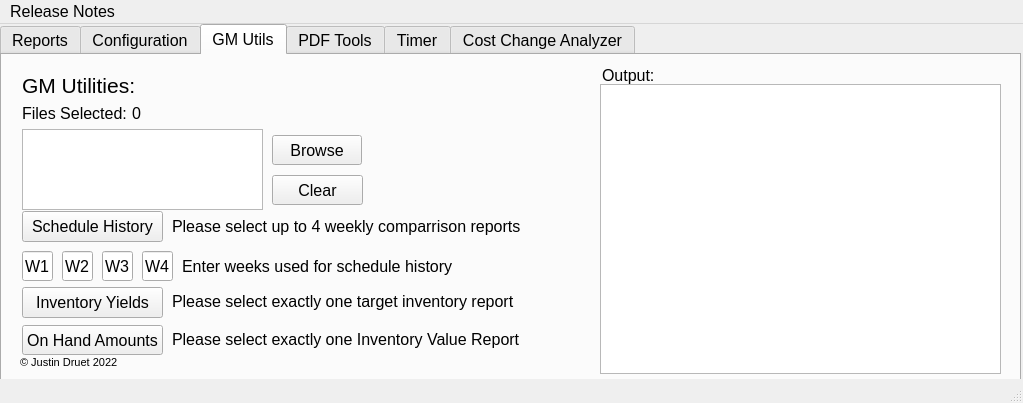
Above: lib/Main_UI.ui from Justind-hub/RoseUtils before the change. Below: the same form after it.
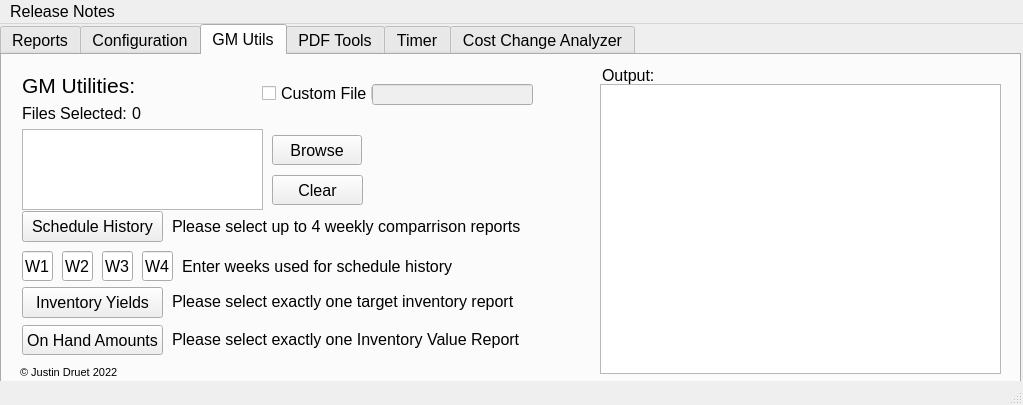
That is the form after the change. The open tabs and pages were chosen to show the change. Icons and pictures are not drawn.

Commit message: Added filename override for GM reports

The edit to the form file:
```diff
--- a/lib/Main_UI.ui
+++ b/lib/Main_UI.ui
@@ -14,7 +14,7 @@
     <x>0</x>
     <y>0</y>
     <width>1023</width>
-    <height>403</height>
+    <height>405</height>
    </rect>
   </property>
   <property name="font">
@@ -39,7 +39,7 @@
       <x>0</x>
       <y>0</y>
       <width>1021</width>
-      <height>361</height>
+      <height>371</height>
      </rect>
     </property>
     <property name="font">
@@ -1111,6 +1111,32 @@
        <string>Please select exactly one Inventory Value Report</string>
       </property>
      </widget>
+     <widget class="QCheckBox" name="check_custom_file_name">
+      <property name="geometry">
+       <rect>
+        <x>260</x>
+        <y>30</y>
+        <width>161</width>
+        <height>17</height>
+       </rect>
+      </property>
+      <property name="text">
+       <string>Custom File Name:</string>
+      </property>
+     </widget>
+     <widget class="QLineEdit" name="gm_filename">
+      <property name="enabled">
+       <bool>false</bool>
+      </property>
+      <property name="geometry">
+       <rect>
+        <x>370</x>
+        <y>29</y>
+        <width>161</width>
+        <height>21</height>
+       </rect>
+      </property>
+     </widget>
     </widget>
     <widget class="QWidget" name="tab_2">
      <attribute name="title">
@@ -2552,7 +2578,7 @@
     <property name="geometry">
      <rect>
       <x>20</x>
-      <y>330</y>
+      <y>340</y>
       <width>131</width>
       <height>16</height>
      </rect>
```
Left out of the diff: 4 changed lines with no effect on the pictures. The commit also changes 6 other files.
